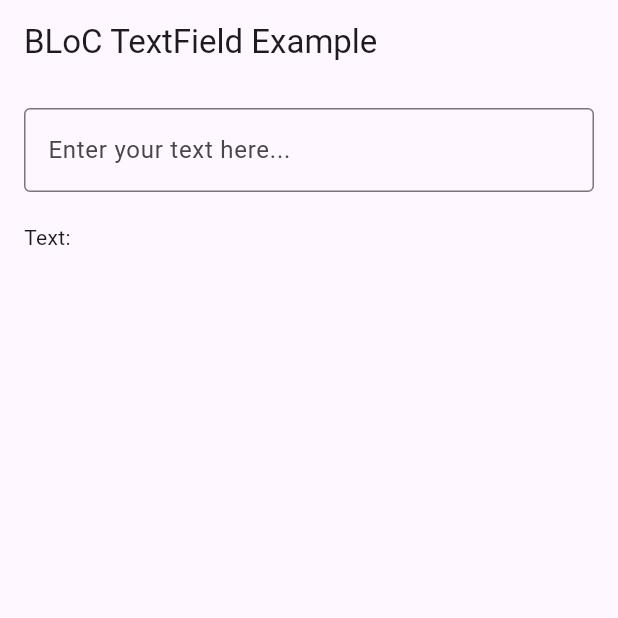
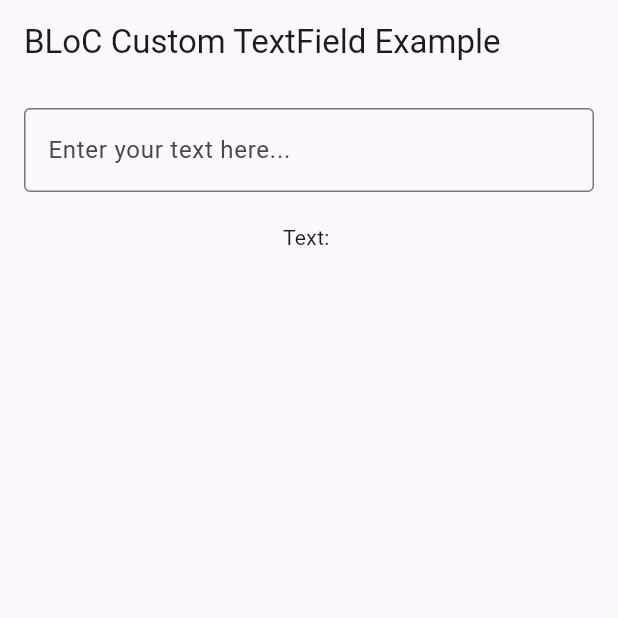
Before and after one commit to mk590901/Event-driven-BLoC-s-text-fields, a Flutter app: the screen it shows after launch, on a phone screen of 412 x 824 dp, the top half of it. Run offline on Flutter 3.47's test engine with Material 3 defaults, Android fonts, the phone set to English and light mode, and no system bars; our stand-ins replace equatable, flutter_bloc.

```diff
--- /dev/null
+++ b/lib/custom_text_field.dart
@@ -0,0 +1,47 @@
+// lib/custom_text_field.dart
+import 'package:flutter/material.dart';
+import 'package:flutter_bloc/flutter_bloc.dart';
+import 'bloc/text_field_bloc.dart';
+import 'bloc/text_field_event.dart';
+import 'bloc/text_field_state.dart';
+
+class CustomTextField extends StatelessWidget {
+  final TextEditingController _controller = TextEditingController();
+  final FocusNode _focusNode = FocusNode();
+
+  CustomTextField({super.key});
+
+  @override
+  Widget build(BuildContext context) {
+    return BlocBuilder<TextFieldBloc, TextFieldState>(
+      builder: (context, state) {
+        final textFieldBloc = BlocProvider.of<TextFieldBloc>(context);
+
+        if (state is TextFieldChanged) {
+          _controller.value = _controller.value.copyWith(
+            text: state.text,
+            selection: TextSelection.collapsed(offset: state.text.length),
+          );
+        }
+
+        return TextField(
+          controller: _controller,
+          focusNode: _focusNode,
+          maxLines: null,  // Makes the TextField multiline
+          onChanged: (text) {
+            // Example of formatting: capitalize every letter
+            String formattedText = text.toUpperCase();
+            textFieldBloc.add(TextChanged(formattedText));
+          },
+          onSubmitted: (text) {
+            textFieldBloc.add(TextSubmitted(text));
+          },
+          decoration: InputDecoration(
+            border: OutlineInputBorder(),
+            hintText: 'Enter your text here...',
+          ),
+        );
+      },
+    );
+  }
+}
--- a/lib/main.dart
+++ b/lib/main.dart
@@ -3,6 +3,7 @@ import 'package:flutter_bloc/flutter_bloc.dart';
 import 'bloc/text_field_bloc.dart';
 import 'bloc/text_field_event.dart';
 import 'bloc/text_field_state.dart';
+import 'custom_text_field.dart';
 
 void main() {
   runApp(const MyApp());
@@ -16,7 +17,7 @@ class MyApp extends StatelessWidget {
     return MaterialApp(
       home: BlocProvider(
         create: (context) => TextFieldBloc(),
-        child: const TextFieldPage(),
+        child: TextFieldPage(),
       ),
     );
   }
@@ -27,43 +28,24 @@ class TextFieldPage extends StatelessWidget {
 
   @override
   Widget build(BuildContext context) {
-    final TextFieldBloc textFieldBloc = BlocProvider.of<TextFieldBloc>(context);
-
     return Scaffold(
       appBar: AppBar(
-        title: const Text('BLoC TextField Example'),
+        title: Text('BLoC Custom TextField Example'),
       ),
       body: Padding(
         padding: const EdgeInsets.all(16.0),
         child: Column(
           children: [
+            CustomTextField(),
             BlocBuilder<TextFieldBloc, TextFieldState>(
               builder: (context, state) {
                 String displayText = '';
                 if (state is TextFieldChanged) {
                   displayText = state.text;
                 }
-
-                return Column(
-                  crossAxisAlignment: CrossAxisAlignment.start,
-                  children: [
-                    TextField(
-                      maxLines: null,
-                      onChanged: (text) {
-                        textFieldBloc.add(TextChanged(text));
-                      },
-                      onSubmitted: (text) {
-                        debugPrint('submitted: $text');
-                        textFieldBloc.add(TextSubmitted(text));
-                      },
-                      decoration: const InputDecoration(
-                        border: OutlineInputBorder(),
-                        hintText: 'Enter your text here...',
-                      ),
-                    ),
-                    const SizedBox(height: 20),
-                    Text('Text: $displayText'),
-                  ],
+                return Padding(
+                  padding: const EdgeInsets.only(top: 20),
+                  child: Text('Text: $displayText'),
                 );
               },
             ),
@@ -73,3 +55,54 @@ class TextFieldPage extends StatelessWidget {
     );
   }
 }
+// class TextFieldPage extends StatelessWidget {
+//   const TextFieldPage({super.key});
+//
+//   @override
+//   Widget build(BuildContext context) {
+//     final TextFieldBloc textFieldBloc = BlocProvider.of<TextFieldBloc>(context);
+//
+//     return Scaffold(
+//       appBar: AppBar(
+//         title: const Text('BLoC TextField Example'),
+//       ),
+//       body: Padding(
+//         padding: const EdgeInsets.all(16.0),
+//         child: Column(
+//           children: [
+//             BlocBuilder<TextFieldBloc, TextFieldState>(
+//               builder: (context, state) {
+//                 String displayText = '';
+//                 if (state is TextFieldChanged) {
+//                   displayText = state.text;
+//                 }
+//
+//                 return Column(
+//                   crossAxisAlignment: CrossAxisAlignment.start,
+//                   children: [
+//                     TextField(
+//                       maxLines: null,
+//                       onChanged: (text) {
+//                         textFieldBloc.add(TextChanged(text));
+//                       },
+//                       onSubmitted: (text) {
+//                         debugPrint('submitted: $text');
+//                         textFieldBloc.add(TextSubmitted(text));
+//                       },
+//                       decoration: const InputDecoration(
+//                         border: OutlineInputBorder(),
+//                         hintText: 'Enter your text here...',
+//                       ),
+//                     ),
+//                     const SizedBox(height: 20),
+//                     Text('Text: $displayText'),
+//                   ],
+//                 );
+//               },
+//             ),
+//           ],
+//         ),
+//       ),
+//     );
+//   }
+// }
```
